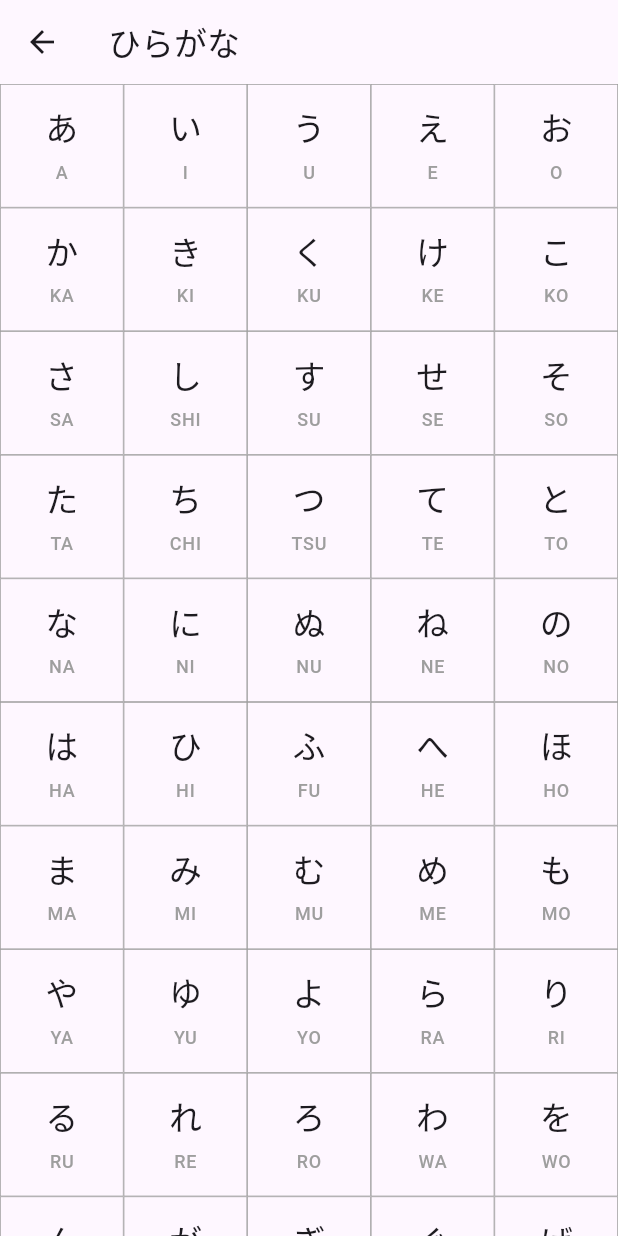
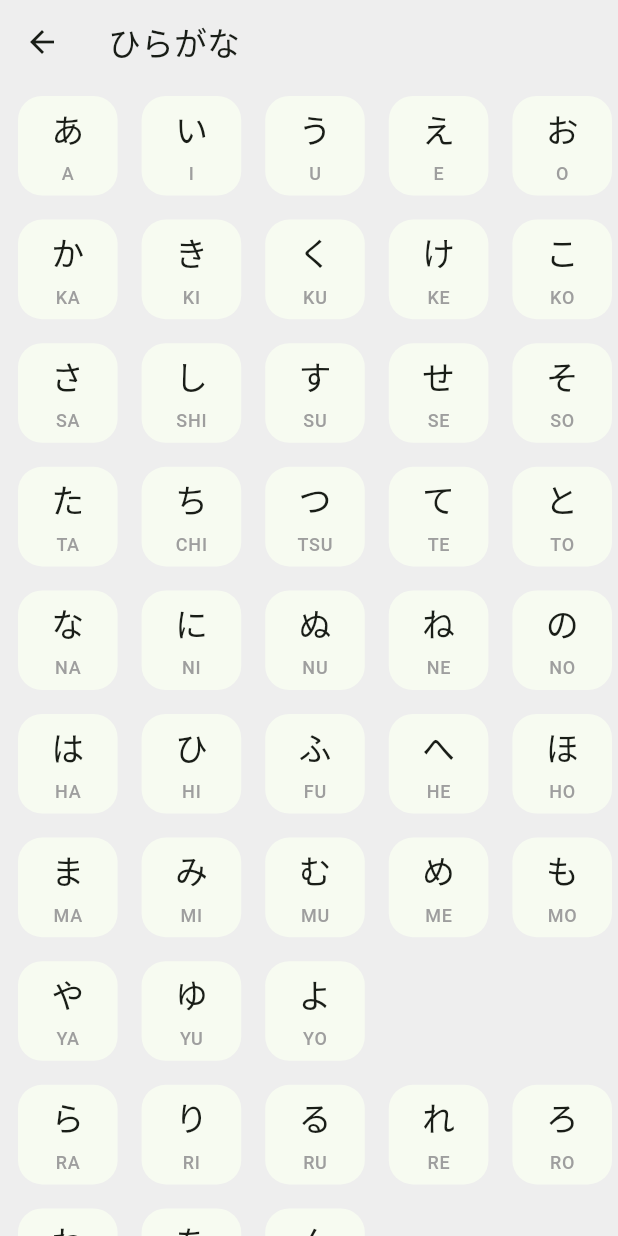
Before and after one commit to ydori/kana, a Flutter app: the screen it shows after launch, after a tap on "ひらがな", on a phone screen of 412 x 824 dp. Run offline on Flutter 3.47's test engine with Material 3 defaults, Android fonts, the phone set to English and light mode, and no system bars.

Commit message:
fix(ui): improve Hiragana chart to group chars by row

```diff
--- a/lib/core/hiragana.dart
+++ b/lib/core/hiragana.dart
@@ -1,22 +1,22 @@
-const Map<String, String> hiraganas = {
+const List<Map<String, String>> hiraganas = [
   // Basic characters.
-  "あ": "A", "い": "I", "う": "U", "え": "E", "お": "O",
-  "か": "KA", "き": "KI", "く": "KU", "け": "KE", "こ": "KO",
-  "さ": "SA", "し": "SHI", "す": "SU", "せ": "SE", "そ": "SO",
-  "た": "TA", "ち": "CHI", "つ": "TSU", "て": "TE", "と": "TO",
-  "な": "NA", "に": "NI", "ぬ": "NU", "ね": "NE", "の": "NO",
-  "は": "HA", "ひ": "HI", "ふ": "FU", "へ": "HE", "ほ": "HO",
-  "ま": "MA", "み": "MI", "む": "MU", "め": "ME", "も": "MO",
-  "や": "YA", "ゆ": "YU", "よ": "YO",
-  "ら": "RA", "り": "RI", "る": "RU", "れ": "RE", "ろ": "RO",
-  "わ": "WA", "を": "WO", "ん": "N",
+  {"あ": "A", "い": "I", "う": "U", "え": "E", "お": "O"},
+  {"か": "KA", "き": "KI", "く": "KU", "け": "KE", "こ": "KO"},
+  {"さ": "SA", "し": "SHI", "す": "SU", "せ": "SE", "そ": "SO"},
+  {"た": "TA", "ち": "CHI", "つ": "TSU", "て": "TE", "と": "TO"},
+  {"な": "NA", "に": "NI", "ぬ": "NU", "ね": "NE", "の": "NO"},
+  {"は": "HA", "ひ": "HI", "ふ": "FU", "へ": "HE", "ほ": "HO"},
+  {"ま": "MA", "み": "MI", "む": "MU", "め": "ME", "も": "MO"},
+  {"や": "YA", "ゆ": "YU", "よ": "YO"},
+  {"ら": "RA", "り": "RI", "る": "RU", "れ": "RE", "ろ": "RO"},
+  {"わ": "WA", "を": "WO", "ん": "N"},
 
   // Dakuten (゛) versions.
-  "が": "GA", "ぎ": "GI", "ぐ": "GU", "げ": "GE", "ご": "GO",
-  "ざ": "ZA", "じ": "JI", "ず": "ZU", "ぜ": "ZE", "ぞ": "ZO",
-  "だ": "DA", "ぢ": "JI", "づ": "ZU", "で": "DE", "ど": "DO",
-  "ば": "BA", "び": "BI", "ぶ": "BU", "べ": "BE", "ぼ": "BO",
+  {"が": "GA", "ぎ": "GI", "ぐ": "GU", "げ": "GE", "ご": "GO"},
+  {"ざ": "ZA", "じ": "JI", "ず": "ZU", "ぜ": "ZE", "ぞ": "ZO"},
+  {"だ": "DA", "ぢ": "JI", "づ": "ZU", "で": "DE", "ど": "DO"},
+  {"ば": "BA", "び": "BI", "ぶ": "BU", "べ": "BE", "ぼ": "BO"},
 
   // Handakuten (゜) versions.
-  "ぱ": "PA", "ぴ": "PI", "ぷ": "PU", "ぺ": "PE", "ぽ": "PO"
-};
+  {"ぱ": "PA", "ぴ": "PI", "ぷ": "PU", "ぺ": "PE", "ぽ": "PO"},
+];
--- a/lib/feature/chart/hiragana_chart_screen.dart
+++ b/lib/feature/chart/hiragana_chart_screen.dart
@@ -19,21 +19,37 @@ class HiraganaChartScreen extends StatelessWidget {
           ),
         ),
       ),
-      body: OrientationBuilder(
-        builder: (context, orientation) {
-          return GridView.builder(
-            gridDelegate: (orientation == Orientation.landscape)
-                ? SliverGridDelegateWithMaxCrossAxisExtent(
-                    maxCrossAxisExtent: 120.0,
-                  )
-                : SliverGridDelegateWithFixedCrossAxisCount(
-                    crossAxisCount: 5,
-                  ),
+      body: LayoutBuilder(
+        builder: (context, constraints) {
+          final size = constraints.maxWidth / 5;
+          return ListView.builder(
+            padding: EdgeInsets.symmetric(horizontal: 4.0),
             itemBuilder: (context, index) {
-              final kana = hiraganas.keys.elementAt(index);
-              return KanaBox(
-                kana: kana,
-                romaji: hiraganas[kana]!,
+              final kanas = hiraganas[index].entries.toList();
+              return SizedBox(
+                height: size,
+                child: ListView.builder(
+                  physics: const NeverScrollableScrollPhysics(),
+                  scrollDirection: Axis.horizontal,
+                  itemBuilder: (context, index) {
+                    return SizedBox.square(
+                      dimension: size,
+                      child: Padding(
+                        padding: EdgeInsets.all(8.0),
+                        child: Center(
+                          child: AspectRatio(
+                            aspectRatio: 1.0,
+                            child: KanaBox(
+                              kana: kanas[index].key,
+                              romaji: kanas[index].value,
+                            ),
+                          ),
+                        ),
+                      ),
+                    );
+                  },
+                  itemCount: kanas.length,
+                ),
               );
             },
             itemCount: hiraganas.length,
--- a/lib/feature/chart/kana_box.dart
+++ b/lib/feature/chart/kana_box.dart
@@ -10,12 +10,14 @@ class KanaBox extends StatelessWidget {
   Widget build(BuildContext context) {
     return Container(
       decoration: BoxDecoration(
-        border: Border.all(width: 0.5, color: Colors.grey),
+        color: Theme.of(context).colorScheme.surface,
+        borderRadius: BorderRadius.circular(16.0),
       ),
       padding: EdgeInsets.all(8.0),
       child: Column(
         crossAxisAlignment: CrossAxisAlignment.center,
         mainAxisAlignment: MainAxisAlignment.center,
+        mainAxisSize: MainAxisSize.min,
         children: [
           Text(
             kana,
--- a/lib/main.dart
+++ b/lib/main.dart
@@ -15,7 +15,11 @@ class MyApp extends StatelessWidget {
     return MaterialApp(
       title: "Kana",
       theme: ThemeData(
-        colorScheme: ColorScheme.fromSeed(seedColor: Colors.deepPurple),
+        colorScheme: ColorScheme.fromSeed(seedColor: Colors.green),
+        scaffoldBackgroundColor: Colors.grey[200],
+        appBarTheme: AppBarTheme(
+          backgroundColor: Colors.grey[200],
+        ),
       ),
       debugShowCheckedModeBanner: false,
       routes: {
```
